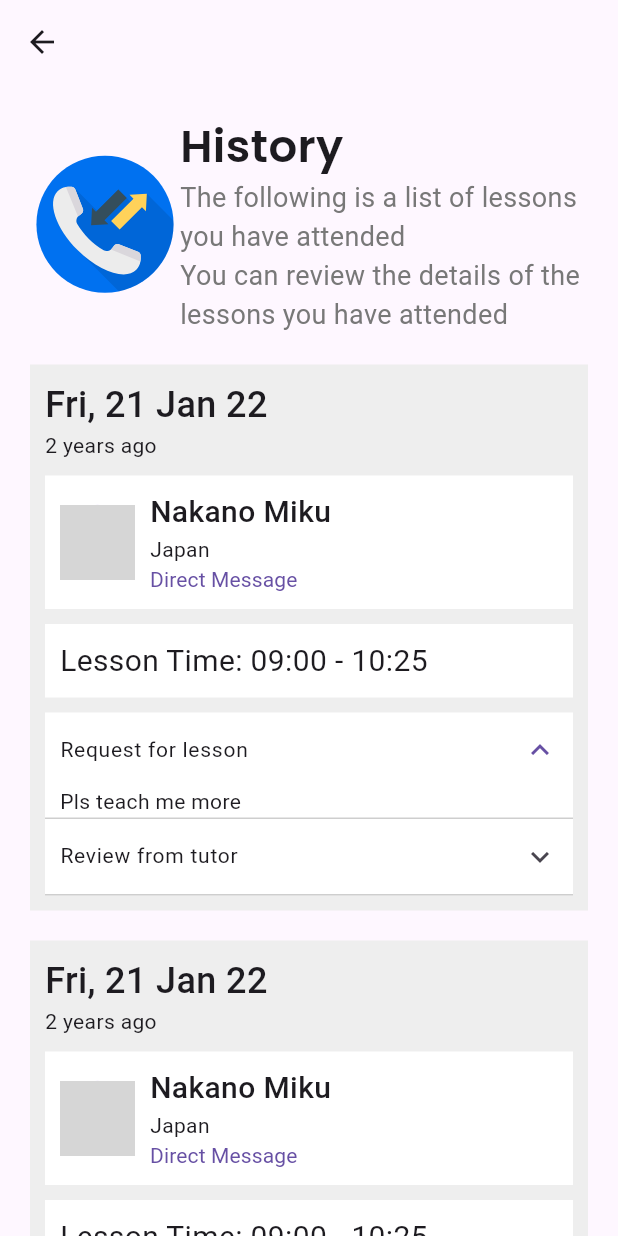
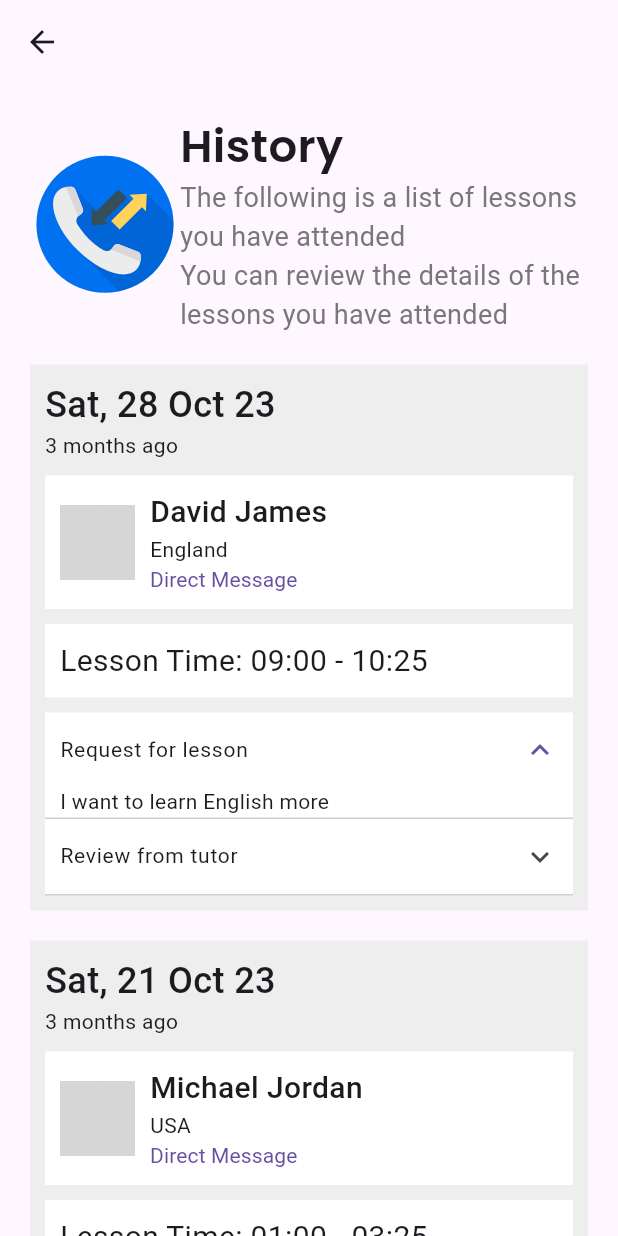
Before and after one commit to TranHoaiThien/lettutor, a Flutter app: the HistoryPage screen opened by its route, after a tap on "Request for lesson", on a phone screen of 412 x 824 dp. Run offline on Flutter 3.47's test engine with Material 3 defaults, Android fonts, the phone set to English and light mode, and no system bars; our stand-ins replace expandable, expandable_page_view, flutter_rating_bar, flutter_svg, google_fonts, readmore and 3 more; missing offline and left inert: extended_wrap, jitsi_meet_wrapper, syncfusion_flutter_pdfviewer; accounts and stored records are empty; generated files the repository leaves out were written again; network calls fail; grey boxes are pictures that could not be loaded.

Commit message:
update-to-run-iOS

```diff
--- a/lib/data/history_list.dart
+++ b/lib/data/history_list.dart
@@ -2,40 +2,34 @@ import 'package:lettutor/models/booking_history.dart';
 
 List<BookingHostory> listHistoryExample = [
   BookingHostory(
-      startDate: DateTime(2022, 1, 21, 9),
-      endDate: DateTime(2022, 1, 21, 10, 25),
-      avaTutorUrl: "https://i.pinimg.com/736x/56/09/37/560937784cc6c95220535e9dd653a462.jpg",
-      nameTutor: "Nakano Miku",
-      countryTutor: "Japan",
-    request: "Pls teach me more",
-    review: "You are good"
+      startDate: DateTime(2023, 10, 28, 9),
+      endDate: DateTime(2023, 10, 28, 10, 25),
+      avaTutorUrl: "https://img.upanh.tv/2024/01/25/avatar06.jpg",
+      nameTutor: "David James",
+      countryTutor: "England",
+      request: "I want to learn English more",
+      review: "You are excellent"),
+  BookingHostory(
+      startDate: DateTime(2023, 10, 21, 13),
+      endDate: DateTime(2023, 10, 21, 15, 25),
+      avaTutorUrl: "https://img.upanh.tv/2024/01/25/avatar07.jpg",
+      nameTutor: "Michael Jordan",
+      countryTutor: "USA",
+      request: "Please teach math with topic: Algebra",
+      review: "You are good"),
+  BookingHostory(
+    startDate: DateTime(2023, 10, 21, 20),
+    endDate: DateTime(2023, 10, 21, 21, 25),
+    avaTutorUrl: "https://img.upanh.tv/2024/01/25/avatar08.jpg",
+    nameTutor: "Brian Wilson",
+    countryTutor: "USA",
   ),
-
   BookingHostory(
       startDate: DateTime(2022, 1, 21, 9),
       endDate: DateTime(2022, 1, 21, 10, 25),
-      avaTutorUrl: "https://i.pinimg.com/736x/56/09/37/560937784cc6c95220535e9dd653a462.jpg",
-      nameTutor: "Nakano Miku",
-      countryTutor: "Japan",
+      avaTutorUrl: "https://img.upanh.tv/2024/01/25/avatar10.jpg",
+      nameTutor: "Donal Miller",
+      countryTutor: "USA",
       request: "Pls teach me more",
-      review: "You are good"
-  ),
-
-  BookingHostory(
-      startDate: DateTime(2022, 1, 21, 9),
-      endDate: DateTime(2022, 1, 21, 10, 25),
-      avaTutorUrl: "https://i.pinimg.com/736x/56/09/37/560937784cc6c95220535e9dd653a462.jpg",
-      nameTutor: "Nakano Miku",
-      countryTutor: "Japan",
-  ),
-
-  BookingHostory(
-      startDate: DateTime(2022, 1, 21, 9),
-      endDate: DateTime(2022, 1, 21, 10, 25),
-      avaTutorUrl: "https://i.pinimg.com/736x/56/09/37/560937784cc6c95220535e9dd653a462.jpg",
-      nameTutor: "Nakano Miku",
-      countryTutor: "Japan",
-      request: "Pls teach me more",
-      review: "You are good"
-  ),
+      review: "You are good"),
 ];
```
Also changed, not shown: lib/data/list_tutor.dart (+17 -25 lines), 8 other files.
